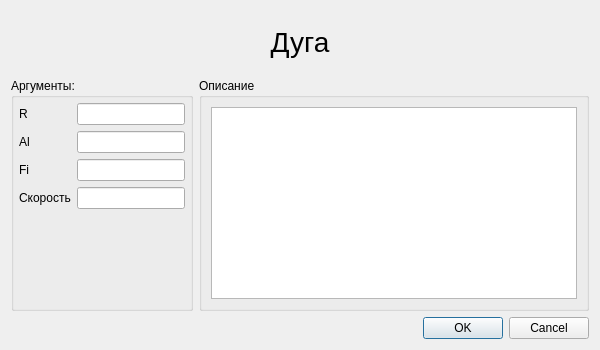
Xtail96/SML, file KAMEditor/gui/commands/arcdialog.ui: the form before one commit.
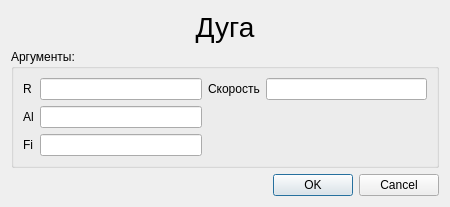
The form after the commit.

Diff of the .ui file:
```diff
--- a/KAMEditor/gui/commands/arcdialog.ui
+++ b/KAMEditor/gui/commands/arcdialog.ui
@@ -6,30 +6,14 @@
    <rect>
     <x>0</x>
     <y>0</y>
-    <width>600</width>
-    <height>350</height>
+    <width>450</width>
+    <height>200</height>
    </rect>
   </property>
   <property name="windowTitle">
    <string>Дуга</string>
   </property>
   <layout class="QGridLayout" name="gridLayout_2">
-   <item row="1" column="1" rowspan="2">
-    <widget class="QGroupBox" name="arc_groupBox_description">
-     <property name="title">
-      <string>Описание</string>
-     </property>
-     <layout class="QGridLayout" name="gridLayout">
-      <item row="0" column="0">
-       <widget class="QTextEdit" name="arc_textEdit_description">
-        <property name="readOnly">
-         <bool>true</bool>
-        </property>
-       </widget>
-      </item>
-     </layout>
-    </widget>
-   </item>
    <item row="3" column="0" colspan="2">
     <widget class="QDialogButtonBox" name="buttonBox">
      <property name="orientation">
@@ -55,10 +39,10 @@
      </property>
     </widget>
    </item>
-   <item row="1" column="0" rowspan="2">
+   <item row="1" column="0" rowspan="2" colspan="2">
     <widget class="QGroupBox" name="arc_arguments_groupBox">
      <property name="sizePolicy">
-      <sizepolicy hsizetype="Fixed" vsizetype="Preferred">
+      <sizepolicy hsizetype="Preferred" vsizetype="Preferred">
        <horstretch>0</horstretch>
        <verstretch>0</verstretch>
       </sizepolicy>
@@ -66,19 +50,7 @@
      <property name="title">
       <string>Аргументы:</string>
      </property>
-     <layout class="QFormLayout" name="formLayout">
-      <property name="leftMargin">
-       <number>5</number>
-      </property>
-      <property name="topMargin">
-       <number>5</number>
-      </property>
-      <property name="rightMargin">
-       <number>5</number>
-      </property>
-      <property name="bottomMargin">
-       <number>5</number>
-      </property>
+     <layout class="QGridLayout" name="gridLayout">
       <item row="0" column="0">
        <widget class="QLabel" name="arc_label_r">
         <property name="text">
@@ -89,36 +61,36 @@
       <item row="0" column="1">
        <widget class="QLineEdit" name="arc_lineEdit_r"/>
       </item>
-      <item row="2" column="0">
+      <item row="0" column="2">
+       <widget class="QLabel" name="arc_label_velocity">
+        <property name="text">
+         <string>Скорость</string>
+        </property>
+       </widget>
+      </item>
+      <item row="0" column="3">
+       <widget class="QLineEdit" name="arc_lineEdit_velocity"/>
+      </item>
+      <item row="1" column="0">
        <widget class="QLabel" name="arc_label_al">
         <property name="text">
          <string>Al</string>
         </property>
        </widget>
       </item>
-      <item row="2" column="1">
+      <item row="1" column="1">
        <widget class="QLineEdit" name="arc_lineEdit_al"/>
       </item>
-      <item row="4" column="0">
+      <item row="2" column="0">
        <widget class="QLabel" name="arc_label_fi">
         <property name="text">
          <string>Fi</string>
         </property>
        </widget>
       </item>
-      <item row="4" column="1">
+      <item row="2" column="1">
        <widget class="QLineEdit" name="arc_lineEdit_fi"/>
       </item>
-      <item row="6" column="0">
-       <widget class="QLabel" name="arc_label_velocity">
-        <property name="text">
-         <string>Скорость</string>
-        </property>
-       </widget>
-      </item>
-      <item row="6" column="1">
-       <widget class="QLineEdit" name="arc_lineEdit_velocity"/>
-      </item>
      </layout>
     </widget>
    </item>
```
Left out of the diff: 6 changed lines with no effect on the pictures.
